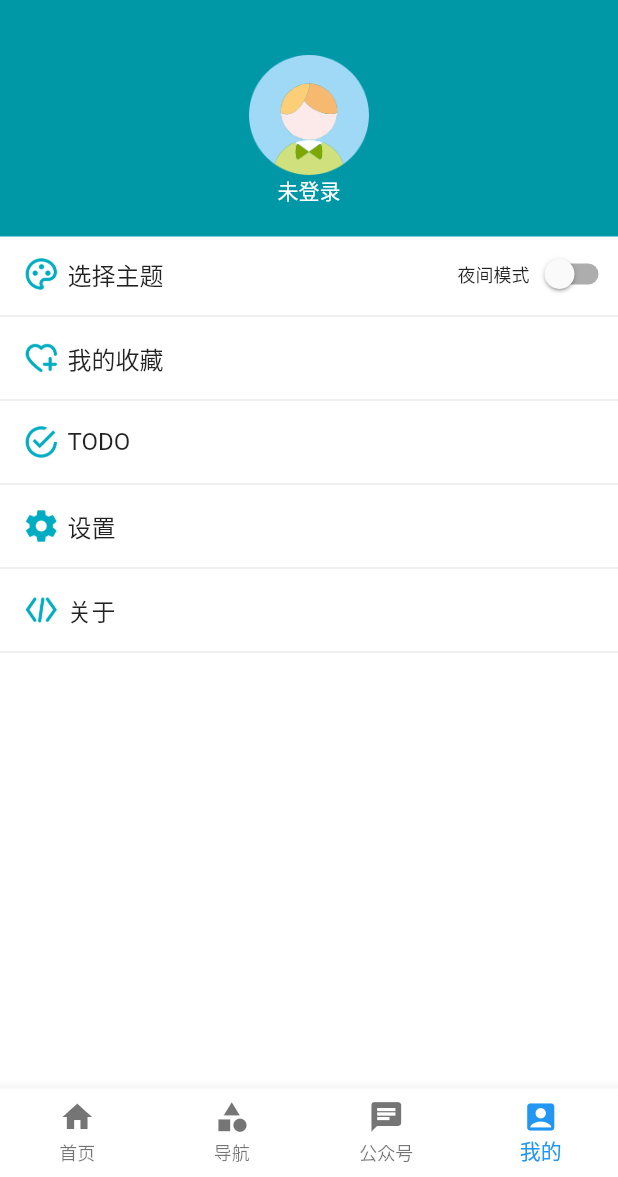
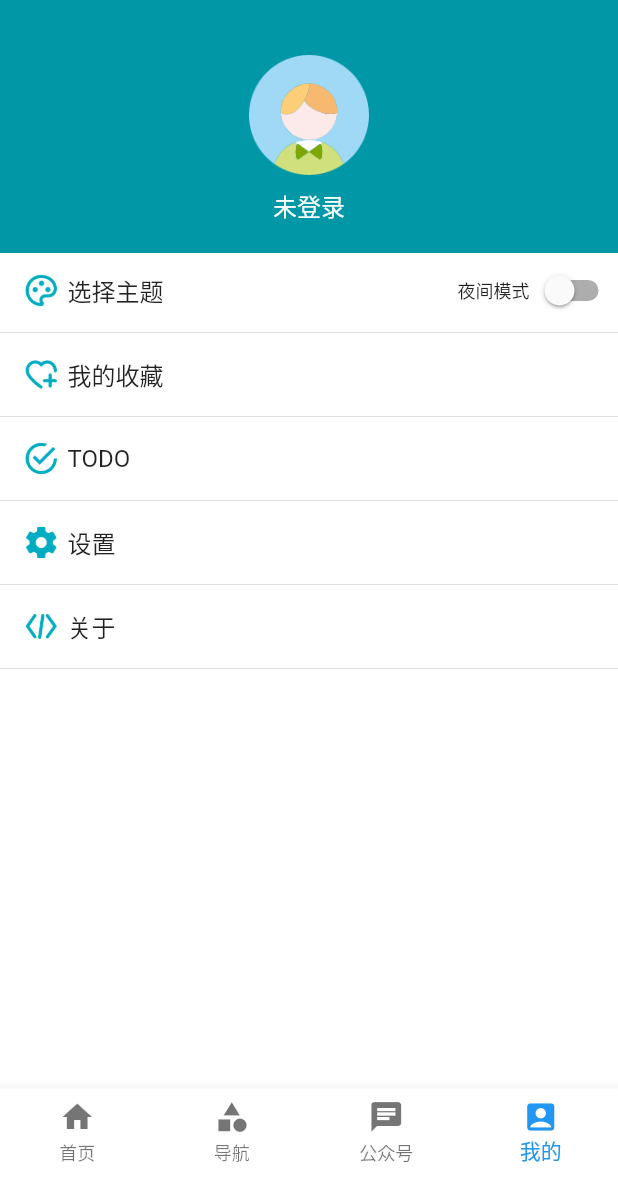
Before and after one commit to sunxiaolei/flutter-wan, a Flutter app: the screen it shows after launch, item 4 of the bottom bar chosen, on a phone screen of 412 x 824 dp, the part 59-1236 px from its top. Run offline on Flutter 3.47's test engine with Material 2 defaults, Android fonts, the phone set to English and light mode, and no system bars; our stand-ins replace cookie_jar, dio, event_bus, flutter_spinkit, fluttertoast, shared_preferences; missing offline and left inert: flutter_webview_plugin.

```diff
--- a/lib/app.dart
+++ b/lib/app.dart
@@ -1,6 +1,8 @@
+import 'package:dio/dio.dart';
 import 'package:flutter/material.dart';
 import 'package:wan/conf/constant.dart';
 import 'package:wan/conf/themes.dart';
+import 'package:wan/net/api.dart';
 import 'package:wan/page/subscriptions.dart';
 import 'package:wan/page/home.dart';
 import 'package:wan/page/mine.dart';
@@ -10,7 +12,6 @@ import 'package:wan/utils/sputils.dart';
 
 ///主页
 class WanApp extends StatefulWidget {
-
   static bool isLogin = false;
 
   @override
@@ -26,6 +27,10 @@ class _WanAppState extends State<WanApp> {
   @override
   void initState() {
     super.initState();
+    if (Dio().cookieJar.loadForRequest(Uri.parse(Api.baseUrl + Api.login)) !=
+        null) {
+      WanApp.isLogin = true;
+    }
     _getTheme(null);
     bus.on<ThemeEvent>().listen((event) {
       _getTheme(event);
--- a/lib/conf/constant.dart
+++ b/lib/conf/constant.dart
@@ -1,4 +1,5 @@
 class Constant {
   static const spDarkTheme = 'spDarkTheme';
   static const spCurTheme = 'spCurTheme';
+  static const spUserName = 'spUserName';
 }
--- a/lib/page/article_list_item.dart
+++ b/lib/page/article_list_item.dart
@@ -61,7 +61,10 @@ class ArticleListItemState extends State<ArticleListItemWidget> {
           //点击跳转详情
           Navigator.of(context)
               .push(MaterialPageRoute<Null>(builder: (context) {
-            return ArticlePage(widget.data.link);
+            return ArticlePage(
+              widget.data.link,
+              fav: widget.data.collect,
+            );
           }));
         },
         contentPadding:
--- a/lib/page/mine.dart
+++ b/lib/page/mine.dart
@@ -31,10 +31,20 @@ class _Mine extends State<_MineState> {
   void initState() {
     super.initState();
     _getTheme();
+    if (WanApp.isLogin) {
+      _getUser();
+    }
     bus.on<LoginEvent>().listen((event) {
       setState(() {
         _name = event.data.username;
       });
+    });
+  }
+
+  void _getUser() async {
+    SpUtils.getString(Constant.spUserName).then((str) {
+      _name = str;
+      setState(() {});
     });
   }
 
@@ -87,9 +97,12 @@ class _Mine extends State<_MineState> {
               'images/avatar.png',
               width: 80,
             ),
+            SizedBox(
+              height: 8,
+            ),
             Text(
               _name == null ? '未登录' : _name,
-              style: TextStyle(color: Colors.white),
+              style: TextStyle(color: Colors.white, fontSize: 16),
             )
           ],
         ),
--- a/pubspec.yaml
+++ b/pubspec.yaml
@@ -11,7 +11,9 @@ dependencies:
 
 dev_dependencies:
 
-  flutter_webview_plugin: ^0.2.1+2
+  #webview
+  flutter_webview_plugin: ^0.3.0+2
+  #toast
   fluttertoast: ^2.0.9
   #网络
   dio: ^1.0.9
@@ -19,6 +21,8 @@ dev_dependencies:
   event_bus: ^1.0.1
   #本地存储
   shared_preferences: ^0.4.3
+  #获取存储路径
+  path_provider: ^0.4.1
   #loading indicators
   flutter_spinkit: ^3.0.0
 
```
Also changed, not shown: lib/net/requestimpl.dart (+11 -2 lines), lib/page/article.dart (+45 -23 lines), lib/page/login.dart (+7 -0 lines), pubspec.lock.
